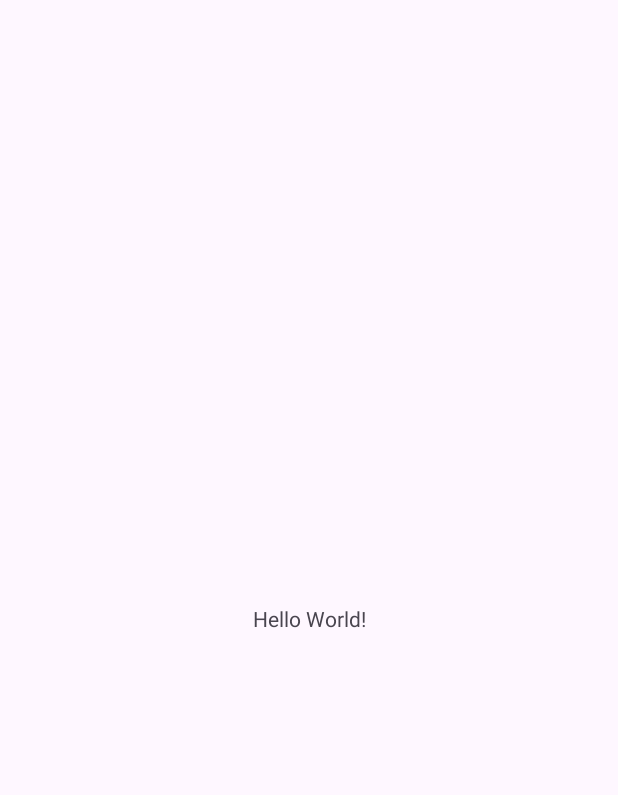
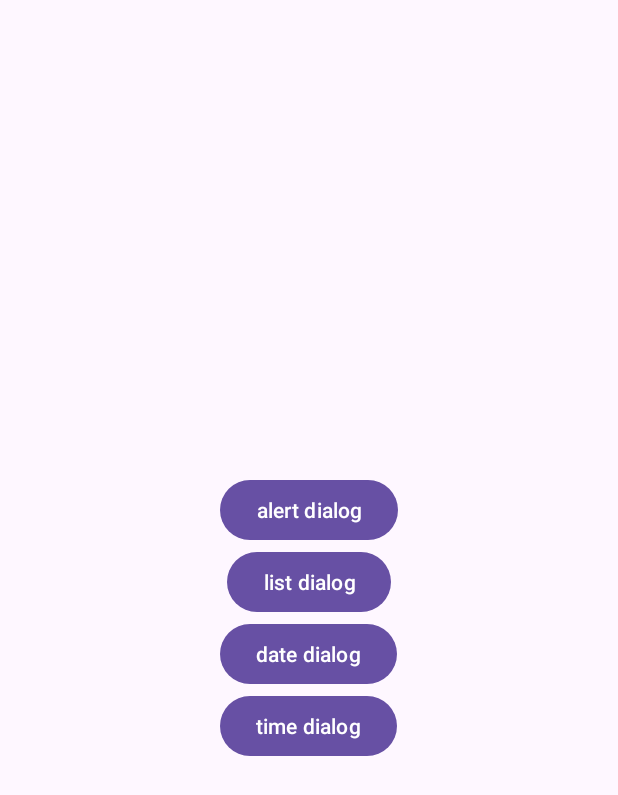
Before and after one commit to Hee-Tak/App_Edu2, an Android app: the screen it shows after launch (MainActivity), on a phone screen of 412 x 824 dp. Before the commit the part shown is almost empty. Shown: the top 795 px of the screen. Run offline under Robolectric (Android 15) with nearby library versions, the phone set to English and light mode, and no system bars.

Commit message:
앱 개발 학습 (인강) - 54) Toast, Dialog

```diff
--- a/c53/src/main/java/com/tak/c53/MainActivity.kt
+++ b/c53/src/main/java/com/tak/c53/MainActivity.kt
@@ -1,11 +1,117 @@
 package com.tak.c53
 
+import android.app.DatePickerDialog
+import android.app.Dialog
+import android.app.TimePickerDialog
+import android.content.DialogInterface
 import androidx.appcompat.app.AppCompatActivity
 import android.os.Bundle
+import android.widget.Button
+import android.widget.DatePicker
+import android.widget.TimePicker
+import android.widget.Toast
+import androidx.appcompat.app.AlertDialog
 
 class MainActivity : AppCompatActivity() {
     override fun onCreate(savedInstanceState: Bundle?) {
         super.onCreate(savedInstanceState)
         setContentView(R.layout.activity_main)
+
+        val alertDialog = findViewById<Button>(R.id.alertDialogButton)
+        val listDialogButton = findViewById<Button>(R.id.listDialogButton)
+        val dateDialogButton = findViewById<Button>(R.id.dateDialogButton)
+        val timeDialogButton = findViewById<Button>(R.id.timeDialogButton)
+
+        alertDialog.setOnClickListener {
+            AlertDialog.Builder(this).run {
+                setTitle("test dialog")
+                setIcon(android.R.drawable.ic_dialog_alert)
+                setMessage("정말 종료하시겠습니까?")
+                setPositiveButton("OK", null)
+                setNegativeButton("Cancel", null)
+                show()
+            }
+        }
+
+        listDialogButton.setOnClickListener {
+            val items = arrayOf<String>("사과", "복숭아", "수박", "귤", "라임", "레몬", "오렌지", "자몽")
+            AlertDialog.Builder(this).run {
+                setTitle("items test")
+                setItems(items, object : DialogInterface.OnClickListener{
+                    override fun onClick(p0: DialogInterface?, p1: Int) {
+                        Toast.makeText(this@MainActivity, "선택한 항목: ${items[p1]}", Toast.LENGTH_SHORT).show()
+                    }
+                })
+                setPositiveButton("ok", null)
+                show()
+            }
+        }
+
+        dateDialogButton.setOnClickListener {
+            DatePickerDialog(this, object: DatePickerDialog.OnDateSetListener{
+                override fun onDateSet(p0: DatePicker?, p1: Int, p2: Int, p3: Int) {
+                    Toast.makeText(this@MainActivity, "$p1, ${p2+1}, $p3", Toast.LENGTH_SHORT).show()
+                }
+            }, 2024, 1, 7).show()
+        }
+
+        timeDialogButton.setOnClickListener {
+            TimePickerDialog(this, object: TimePickerDialog.OnTimeSetListener{
+                override fun onTimeSet(view: TimePicker?, hourOfDay: Int, minute: Int) {
+                    Toast.makeText(this@MainActivity, "$hourOfDay, $minute", Toast.LENGTH_SHORT).show()
+                }
+            }, 20, 23, true).show()
+        }
+
+
     }
 }
+
+/**
+ * Toast & Dialog
+ */
+
+/**
+ * Toast
+ *
+ * - 화면 하단에 잠깐 보였다가 사라지는 문자열
+ *      open static fun makeText(context: Context!, text: CharSequence!, duration: Int): Toast!
+ *      open static fun makeText(context: Context!, resld: Int, duration: Int): Toast!
+ *
+ *      val LENGTH_LONG: Int        //5초후에 사라짐
+ *      val LENGTH_SHORT: Int
+ *
+ *      Toast.makeText(this, "종료하려면 한번 더 누르세요.", Toast.LENGTH_SHORT).show()
+ */
+
+
+/**
+ * Alert Dialog
+ *
+ * - 안드로이드 다이얼로그의 기본
+ * - 단순히 문자열만 출력할 수도 있고 다양한 화면을 출력할 수도 있다.
+ * - AlertDialog의 화면은 title, content, button 영역으로 구분
+ *
+ *
+ * - AlertDialog.Builder 를 생성하고 Builder 의 setter 함수를 이용해 다이얼로그의 정보를 지정
+ *      open fun setIcon(iconId: Int): AlertDialog.Builder!
+ *      open fun setTitle(title: CharSequence!): AlertDialog.Builder!
+ *      open fun setMessage(message: CharSequence!): AlertDialog.Builder!
+ *
+ * - 버튼은 최대 3개 까지만 추가  (ex-> more / no / yes)
+ *      open fun setPositiveButton(text: CharSequence!, listener: DialogInterface.OnClickListener!):
+ *      open fun setNegativeButton(text: CharSequence!, listener: DialogInterface.OnClickListener!):
+ *      open fun setNeutralButton(text: CharSequence!, listener: DialogInterface.OnClickListener!):
+ *                                      문자열                         핸들러
+ *
+ * - 목록을 제공 다이얼로그
+ *      open fun setItems(items: Array<CharSequence!>!, listener: DialogInterface.OnClickListener!):
+ *      open fun setMultiChoiceItems(items: Array<CharSequence!>!, checkedItems: BooleanArray!, listener: DialogInterface.OnMultiChoiceClickListener!):
+ *      open fun setSingleChoiceItems(items: Array<CharSequence!>!, checkedItem: Int, listener: DialogInterface.OnClickListener!):
+ *
+ * - 날짜를 입력받기 위해 제공되는 다이얼로그
+ *      DatePickerDialog(context: Context, listener: DatePickerDialog.OnDateSetListener?, year: Int, month: Int, dayOfMonth: Int)
+ *
+ * - 시간을 입력받기 위해 제공되는 다이얼로그
+ *      TimePickerDialog(context: Context!, listener: TimePickerDialog.OnTimeSetListener!, hourOfDay: Int, minute: Int, is24HourView: Boolean)
+ */
--- a/c53/src/main/res/layout/activity_main.xml
+++ b/c53/src/main/res/layout/activity_main.xml
@@ -1,18 +1,37 @@
 <?xml version="1.0" encoding="utf-8"?>
-<androidx.constraintlayout.widget.ConstraintLayout xmlns:android="http://schemas.android.com/apk/res/android"
+<LinearLayout xmlns:android="http://schemas.android.com/apk/res/android"
     xmlns:app="http://schemas.android.com/apk/res-auto"
     xmlns:tools="http://schemas.android.com/tools"
     android:layout_width="match_parent"
     android:layout_height="match_parent"
-    tools:context=".MainActivity">
+    tools:context=".MainActivity"
+    android:orientation="vertical"
+    android:gravity="center">
 
-    <TextView
+    <Button
+        android:id="@+id/alertDialogButton"
         android:layout_width="wrap_content"
         android:layout_height="wrap_content"
-        android:text="Hello World!"
-        app:layout_constraintBottom_toBottomOf="parent"
-        app:layout_constraintEnd_toEndOf="parent"
-        app:layout_constraintStart_toStartOf="parent"
-        app:layout_constraintTop_toTopOf="parent" />
+        android:text="alert dialog"/>
 
-</androidx.constraintlayout.widget.ConstraintLayout>
+    <Button
+        android:id="@+id/listDialogButton"
+        android:layout_width="wrap_content"
+        android:layout_height="wrap_content"
+        android:text="list dialog"/>
+
+    <Button
+        android:id="@+id/dateDialogButton"
+        android:layout_width="wrap_content"
+        android:layout_height="wrap_content"
+        android:text="date dialog"/>
+
+    <Button
+        android:id="@+id/timeDialogButton"
+        android:layout_width="wrap_content"
+        android:layout_height="wrap_content"
+        android:text="time dialog"/>
+
+
+
+</LinearLayout>
```
